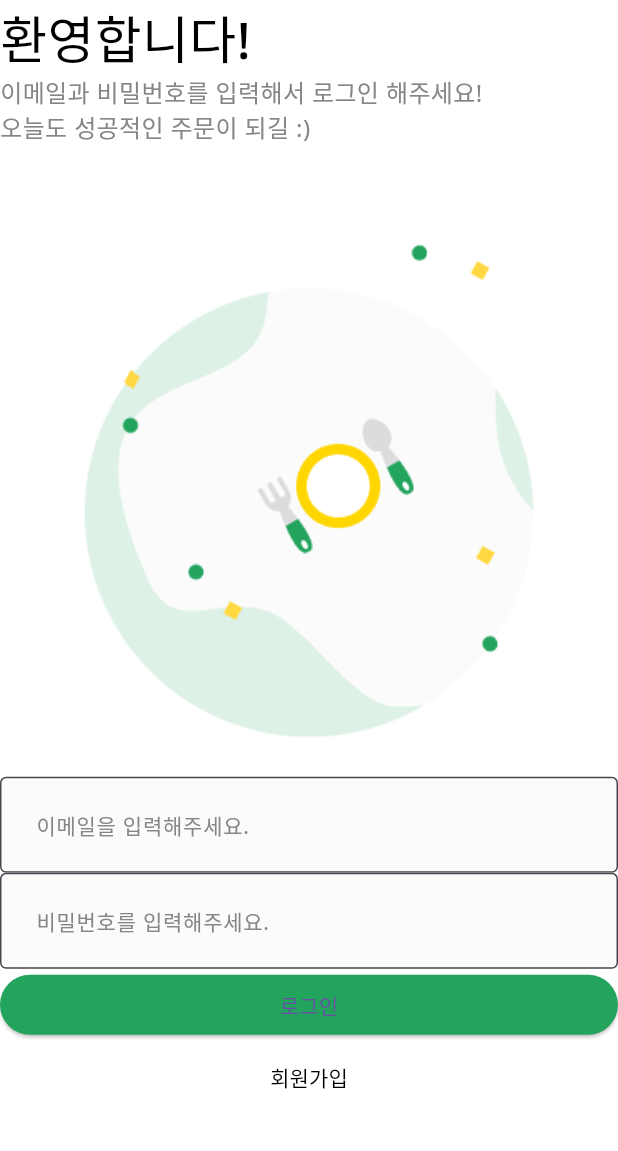
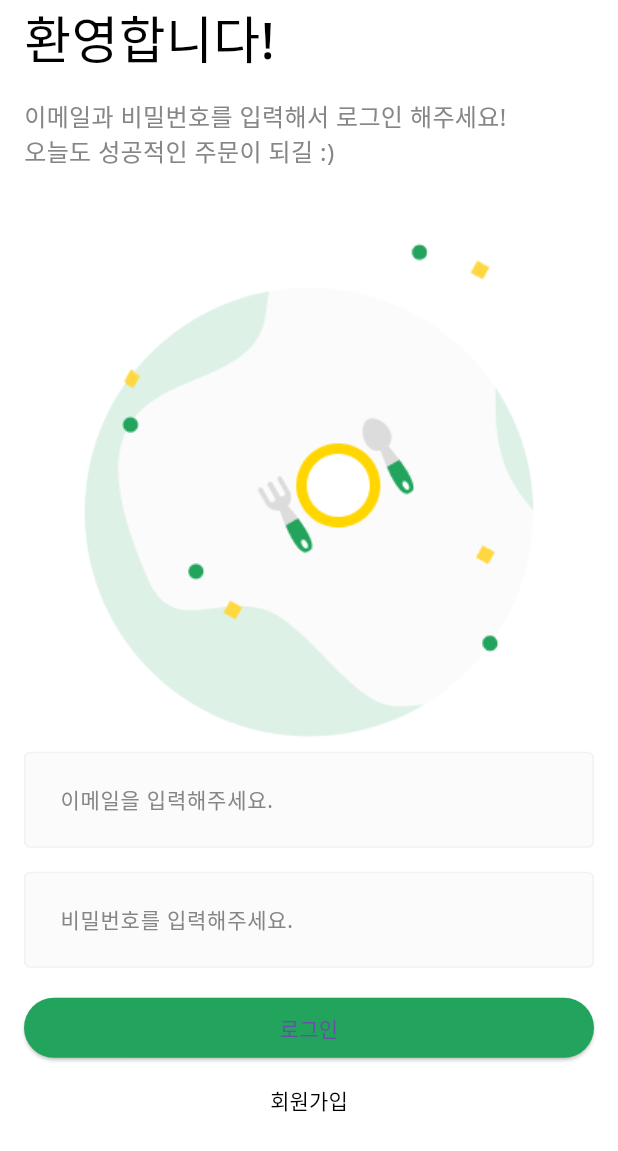
Before and after one commit to junghyunsoo24/flutter_deliver_app, a Flutter app: the screen it shows after launch, on a phone screen of 412 x 824 dp. Shown: the top 1151 px of the screen. Run offline on Flutter 3.47's test engine with Material 3 defaults, Android fonts, the phone set to English and light mode, and no system bars.

Commit message:
refactor: 길이 넘어가는거 개선

```diff
--- a/lib/component/custom_text_form_field.dart
+++ b/lib/common/component/custom_text_form_field.dart
@@ -1,6 +1,6 @@
 import 'package:flutter/material.dart';
 
-import '../common/const/colors.dart';
+import '../const/colors.dart';
 
 class CustomTextFormField extends StatelessWidget {
   final String? hintText;
@@ -47,6 +47,7 @@ class CustomTextFormField extends StatelessWidget {
         filled: true,
         // 모든 Input 상태의 기본 스타일 세팅
         border: baseBorder,
+        enabledBorder: baseBorder,
         focusedBorder: baseBorder.copyWith(
           borderSide: baseBorder.borderSide.copyWith(
             color: PRIMARY_COLOR,
--- /dev/null
+++ b/lib/common/layout/default_layout.dart
@@ -0,0 +1,18 @@
+import 'package:flutter/material.dart';
+
+class DefaultLayout extends StatelessWidget {
+  final Widget child;
+
+  const DefaultLayout({
+    required this.child,
+    Key? key,
+  }) : super(key: key);
+
+  @override
+  Widget build(BuildContext context) {
+    return Scaffold(
+      backgroundColor: Colors.white,
+      body: child,
+    );
+  }
+}
--- a/lib/layout/default_layout.dart
+++ /dev/null
@@ -1,48 +0,0 @@
-import 'package:flutter/material.dart';
-
-class DefaultLayout extends StatelessWidget {
-  final Color? backgroundColor;
-  final Widget child;
-  final String? title;
-  final Widget? bottomNavigationBar;
-  final Widget? floatingActionButton;
-
-  const DefaultLayout({
-    required this.child,
-    this.backgroundColor,
-    this.title,
-    this.bottomNavigationBar,
-    this.floatingActionButton,
-    Key? key,
-  }) : super(key: key);
-
-  @override
-  Widget build(BuildContext context) {
-    return Scaffold(
-      backgroundColor: backgroundColor ?? Colors.white,
-      appBar: renderAppBar(),
-      body: child,
-      bottomNavigationBar: bottomNavigationBar,
-      floatingActionButton: floatingActionButton,
-    );
-  }
-
-  AppBar? renderAppBar(){
-    if(title == null){
-      return null;
-    }else{
-      return AppBar(
-        backgroundColor: Colors.white,
-        elevation: 0,
-        title: Text(
-          title!,
-          style: const TextStyle(
-            fontSize: 16.0,
-            fontWeight: FontWeight.w500,
-          ),
-        ),
-        foregroundColor: Colors.black,
-      );
-    }
-  }
-}
--- a/lib/main.dart
+++ b/lib/main.dart
@@ -1,7 +1,6 @@
 import 'package:flutter/material.dart';
 import 'package:flutter_deliver_app/user/view/login_screen.dart';
 
-import 'component/custom_text_form_field.dart';
 
 void main() {
   runApp(
--- a/lib/user/view/login_screen.dart
+++ b/lib/user/view/login_screen.dart
@@ -1,9 +1,7 @@
-
 import 'package:flutter/material.dart';
-
+import '../../common/component/custom_text_form_field.dart';
 import '../../common/const/colors.dart';
-import '../../component/custom_text_form_field.dart';
-import '../../layout/default_layout.dart';
+import '../../common/layout/default_layout.dart';
 
 class LoginScreen extends StatelessWidget {
   const LoginScreen({Key? key}) : super(key: key);
@@ -11,14 +9,19 @@ class LoginScreen extends StatelessWidget {
   @override
   Widget build(BuildContext context) {
     return DefaultLayout(
+      child: SingleChildScrollView(
+        keyboardDismissBehavior: ScrollViewKeyboardDismissBehavior.onDrag,
         child: SafeArea(
           top: true,
           bottom: false,
+          child: Padding(
+            padding: const EdgeInsets.symmetric(horizontal: 16.0),
             child: Column(
               crossAxisAlignment: CrossAxisAlignment.stretch,
               children: [
-            const _Title(),
-            const _SubTitle(),
+                _Title(),
+                const SizedBox(height: 16.0),
+                _SubTitle(),
                 Image.asset(
                   'asset/img/misc/logo.png',
                   width: MediaQuery.of(context).size.width / 3 * 2,
@@ -27,17 +30,19 @@ class LoginScreen extends StatelessWidget {
                   hintText: '이메일을 입력해주세요.',
                   onChanged: (String value) {},
                 ),
+                const SizedBox(height: 16.0),
                 CustomTextFormField(
                   hintText: '비밀번호를 입력해주세요.',
                   onChanged: (String value) {},
                   obscureText: true,
                 ),
+                const SizedBox(height: 16.0),
                 ElevatedButton(
                   onPressed: () {},
                   style: ElevatedButton.styleFrom(
                     primary: PRIMARY_COLOR,
                   ),
-              child: const Text(
+                  child: Text(
                     '로그인',
                   ),
                 ),
@@ -46,11 +51,13 @@ class LoginScreen extends StatelessWidget {
                   style: TextButton.styleFrom(
                     primary: Colors.black,
                   ),
-              child: const Text(
+                  child: Text(
                     '회원가입',
                   ),
                 ),
               ],
+            ),
+          ),
         ),
       ),
     );
```
Lines whose indentation alone changed are shown as unchanged.
